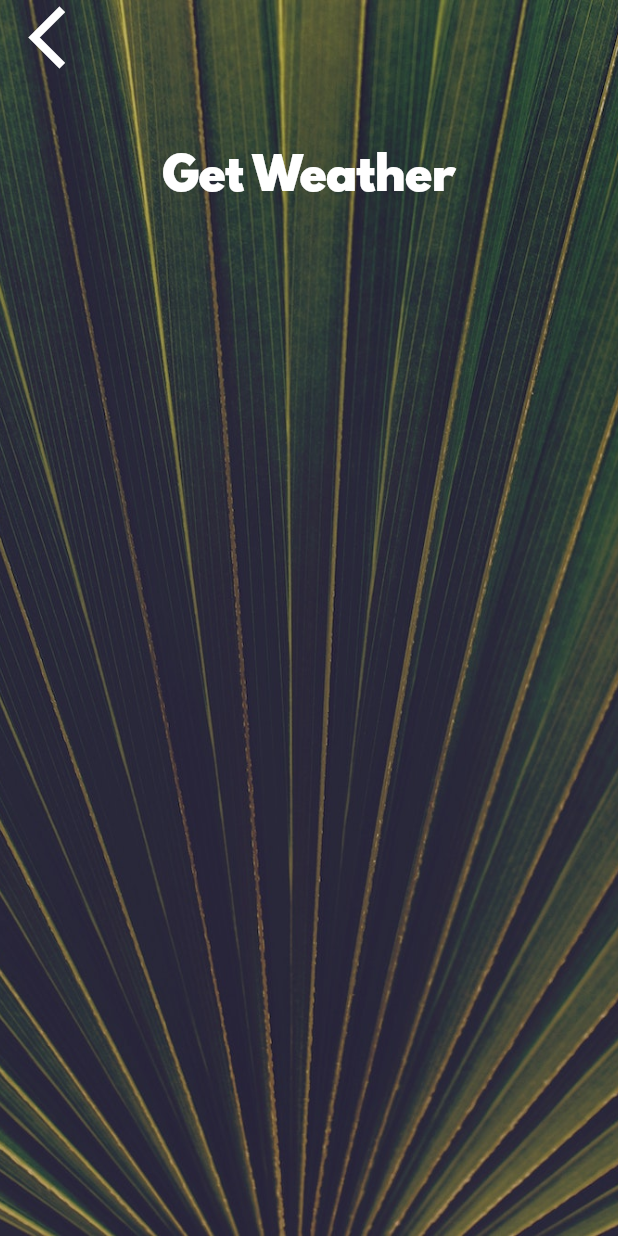
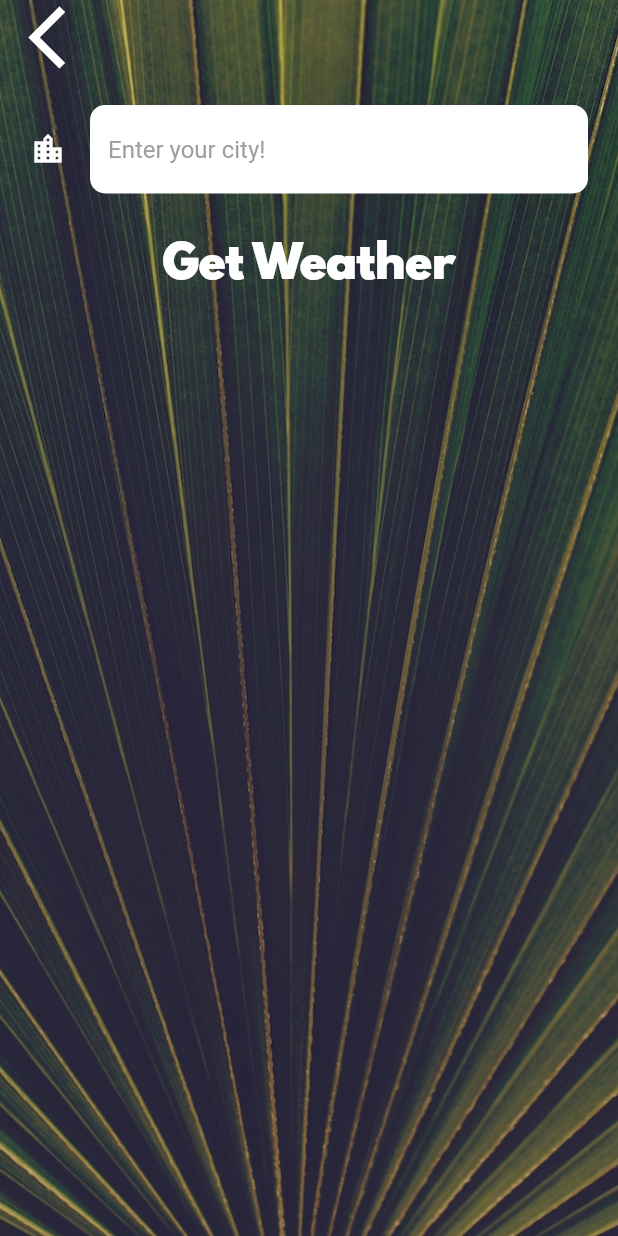
Before and after one commit to motasimfuad/clima_project_flutter, a Flutter app: the CityScreen screen opened directly, on a phone screen of 412 x 824 dp. Run offline on Flutter 3.47's test engine with Material 2 defaults, Android fonts, the phone set to English and light mode, and no system bars; our stand-ins replace flutter_spinkit, geolocator; network calls fail.

Commit message:
implementation done

```diff
--- a/lib/screens/city_screen.dart
+++ b/lib/screens/city_screen.dart
@@ -1,3 +1,4 @@
+import 'package:flutter/cupertino.dart';
 import 'package:flutter/material.dart';
 import 'package:clima/utilities/constants.dart';
 
@@ -7,6 +8,8 @@ class CityScreen extends StatefulWidget {
 }
 
 class _CityScreenState extends State<CityScreen> {
+  String cityName;
+
   @override
   Widget build(BuildContext context) {
     return Scaffold(
@@ -24,7 +27,9 @@ class _CityScreenState extends State<CityScreen> {
               Align(
                 alignment: Alignment.topLeft,
                 child: FlatButton(
-                  onPressed: () {},
+                  onPressed: () {
+                    Navigator.pop(context);
+                  },
                   child: Icon(
                     Icons.arrow_back_ios,
                     size: 50.0,
@@ -33,10 +38,20 @@ class _CityScreenState extends State<CityScreen> {
               ),
               Container(
                 padding: EdgeInsets.all(20.0),
-                child: null,
+                child: TextField(
+                  style: TextStyle(
+                    color: Colors.black,
+                  ),
+                  decoration: kTextFieldInputDecoration,
+                  onChanged: (value) {
+                    cityName = value;
+                  },
+                ),
               ),
               FlatButton(
-                onPressed: () {},
+                onPressed: () {
+                  Navigator.pop(context, cityName);
+                },
                 child: Text(
                   'Get Weather',
                   style: kButtonTextStyle,
--- a/lib/services/location.dart
+++ b/lib/services/location.dart
@@ -7,7 +7,7 @@ class Location {
   Future<void> getCurrentLocation() async {
     try {
       Position position = await Geolocator.getCurrentPosition(
-          desiredAccuracy: LocationAccuracy.low);
+          desiredAccuracy: LocationAccuracy.medium);
       latitude = position.latitude;
       longitude = position.longitude;
     } catch (e) {
--- a/lib/utilities/constants.dart
+++ b/lib/utilities/constants.dart
@@ -18,3 +18,22 @@ const kButtonTextStyle = TextStyle(
 const kConditionTextStyle = TextStyle(
   fontSize: 100.0,
 );
+
+const kTextFieldInputDecoration = InputDecoration(
+  filled: true,
+  fillColor: Colors.white,
+  hintText: 'Enter your city!',
+  hintStyle: TextStyle(
+    color: Colors.grey,
+  ),
+  icon: Icon(
+    Icons.location_city,
+    color: Colors.white,
+  ),
+  border: OutlineInputBorder(
+    borderRadius: BorderRadius.all(
+      Radius.circular(10),
+    ),
+    borderSide: BorderSide.none,
+  ),
+);
```
Also changed, not shown: lib/screens/loading_screen.dart (+3 -15 lines), lib/screens/location_screen.dart (+45 -11 lines), lib/services/weather.dart (+26 -0 lines), 1 other file.
